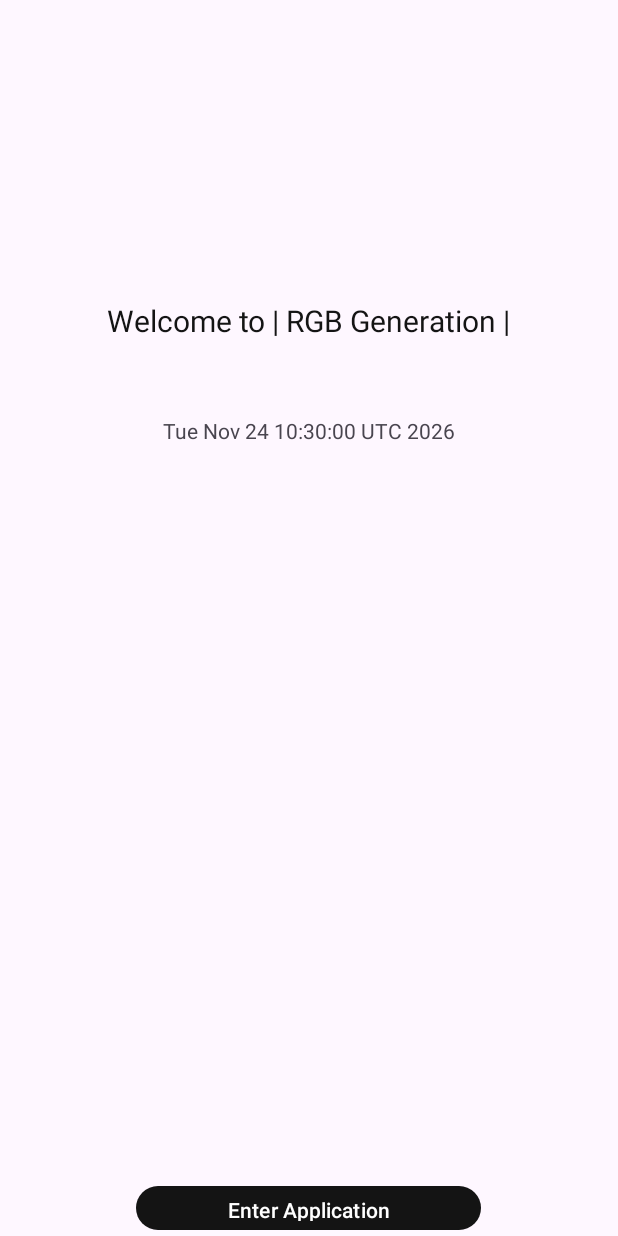
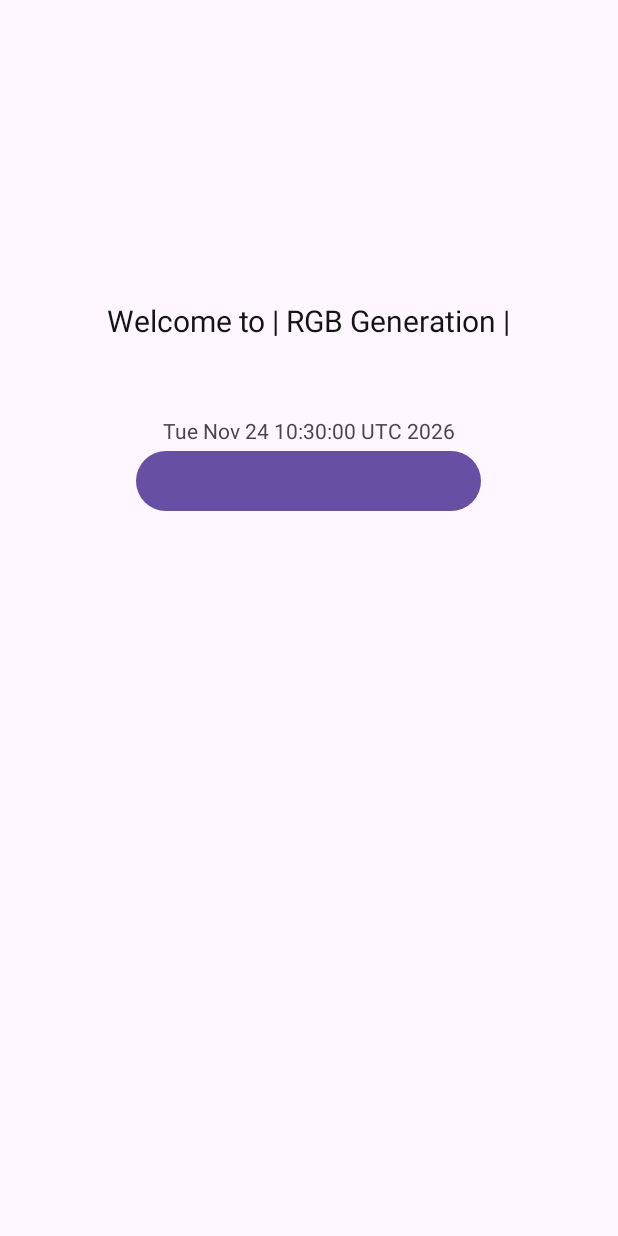
Before and after one commit to RealRyanJames/UIGenerationLister, an Android app: the screen it shows after launch (MainActivity), on a phone screen of 412 x 824 dp. Run offline under Robolectric (Android 15) with nearby library versions, the phone set to English and light mode, and no system bars.

Commit message:
added dark mode color code

```diff
--- /dev/null
+++ b/app/src/main/java/DarkMode.java
@@ -0,0 +1,17 @@
+import android.graphics.Color;
+
+public class DarkMode {
+    public static boolean dark = true;
+    public static int color;
+
+    public static int is() {
+
+        if (DarkMode.dark) {
+
+            color = Color.rgb(20, 20, 20);
+
+        }
+
+        return color;
+    }
+}
--- a/app/src/main/java/com/example/outputmessage/MainActivity.kt
+++ b/app/src/main/java/com/example/outputmessage/MainActivity.kt
@@ -50,6 +50,8 @@ class MainActivity : AppCompatActivity() {
             startActivity(newView)
         }
 
+        val colorDark = DarkMode.`is`()
+
         createAppendedButton(button1)
     }
 }
--- a/app/src/main/res/layout/activity_starting_main_screen.xml
+++ b/app/src/main/res/layout/activity_starting_main_screen.xml
@@ -27,6 +27,14 @@
     />
 
     <Button
+        android:id="@+id/darkMode"
+        android:layout_height="wrap_content"
+        android:layout_width="wrap_content"
+        android:minWidth="230.sp"
+        android:layout_gravity="center"
+    />
+
+    <Button
         android:id="@+id/btn1"
         android:layout_width="wrap_content"
         android:layout_height="wrap_content"
@@ -34,6 +42,9 @@
         android:layout_marginTop="490.dp"
         android:minWidth="230.sp"
         android:text="@string/click_me"
-        tools:ignore="MissingConstraints" />
+        tools:ignore="MissingConstraints"
+    />
+
+
 
 </LinearLayout>
```
